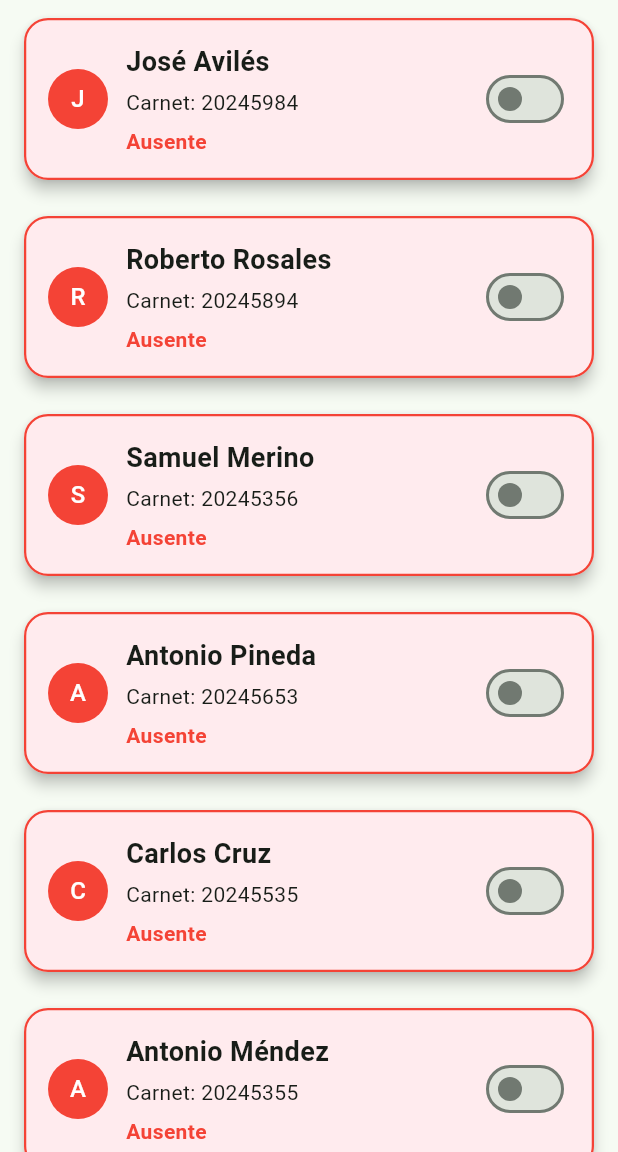
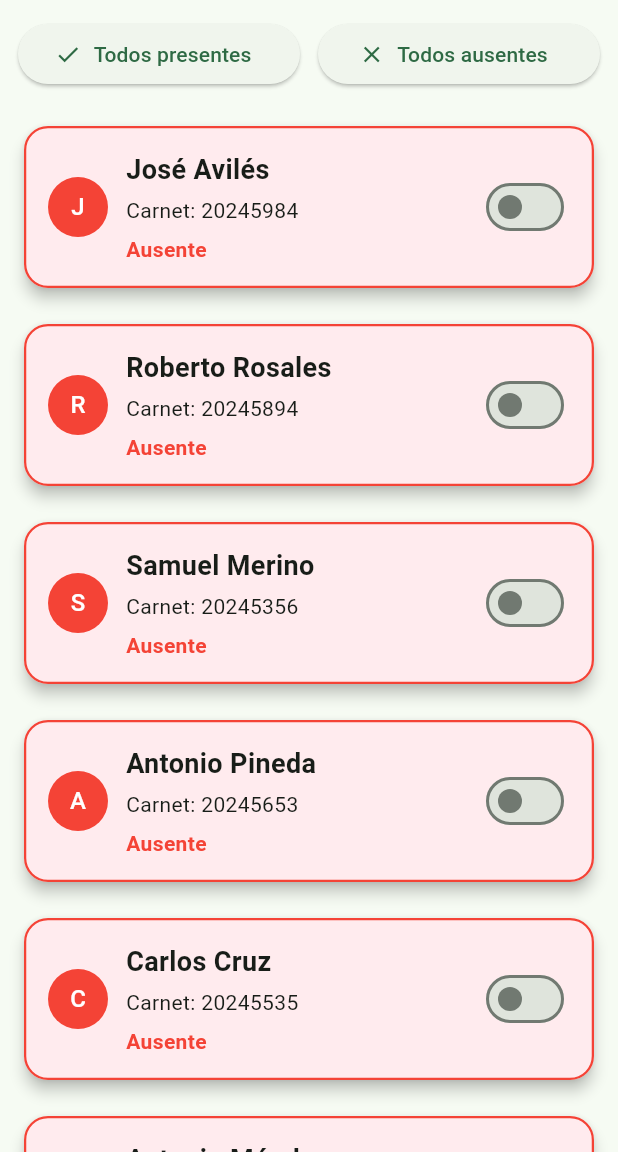
Before and after one commit to JR21803/Lab1DesarrolloMovil, a Flutter app: the screen it shows after launch, on a phone screen of 412 x 824 dp, the part 84-1236 px from its top. Run offline on Flutter 3.47's test engine with Material 3 defaults, Android fonts, the phone set to English and light mode, and no system bars.

Commit message:
botones todos presentes/ausentes

```diff
--- a/lib/main.dart
+++ b/lib/main.dart
@@ -144,6 +144,22 @@ class _MyHomePageState extends State<MyHomePage> {
     ),
   ]);
 
+  void marcarTodosPresentes() {
+    setState(() {
+      for (int i = 0; i < alumnos.length; i++) {
+        alumnos[i] = alumnos[i].copyWith(asistencia: true);
+      }
+    });
+  }
+
+  void marcarTodosAusentes() {
+    setState(() {
+      for (int i = 0; i < alumnos.length; i++) {
+        alumnos[i] = alumnos[i].copyWith(asistencia: false);
+      }
+    });
+  }
+
   @override
   Widget build(BuildContext context) {
     // This method is rerun every time setState is called, for instance as done
@@ -162,15 +178,50 @@ class _MyHomePageState extends State<MyHomePage> {
         // the App.build method, and use it to set our appbar title.
         title: Text(widget.title),
       ),
-      body: ListView.builder(
+      body: Column(
+        children: [
+          Padding(
+            padding: const EdgeInsets.all(12),
+            child: Row(
+              children: [
+                Expanded(
+                  child: ElevatedButton.icon(
+                    onPressed: marcarTodosPresentes,
+                    icon: const Icon(Icons.check),
+                    label: const Text('Todos presentes'),
+                  ),
+                ),
+
+                const SizedBox(width: 12),
+
+                Expanded(
+                  child: ElevatedButton.icon(
+                    onPressed: marcarTodosAusentes,
+                    icon: const Icon(Icons.close),
+                    label: const Text('Todos ausentes'),
+                  ),
+                ),
+              ],
+            ),
+          ),
+
+          Expanded(
+            child: ListView.builder(
               itemCount: alumnos.length,
               itemBuilder: (context, index) {
                 final alumno = alumnos[index];
-          final colorFondo = alumno.asistencia ? Colors.green.shade50 : Colors.red.shade50;
-          final colorBorde = alumno.asistencia ? Colors.green : Colors.red;
+                final colorFondo = alumno.asistencia
+                    ? Colors.green.shade50
+                    : Colors.red.shade50;
+                final colorBorde = alumno.asistencia
+                    ? Colors.green
+                    : Colors.red;
 
                 return Container(
-            margin: const EdgeInsets.symmetric(horizontal: 12, vertical: 8),
+                  margin: const EdgeInsets.symmetric(
+                    horizontal: 12,
+                    vertical: 8,
+                  ),
                   child: Card(
                     color: colorFondo,
                     elevation: 4,
@@ -218,7 +269,9 @@ class _MyHomePageState extends State<MyHomePage> {
                             value: alumno.asistencia,
                             onChanged: (bool value) {
                               setState(() {
-                          alumnos[index] = alumno.copyWith(asistencia: value);
+                                alumnos[index] = alumno.copyWith(
+                                  asistencia: value,
+                                );
                               });
                             },
                           ),
@@ -228,8 +281,9 @@ class _MyHomePageState extends State<MyHomePage> {
                   ),
                 );
               },
-        // Center is a layout widget. It takes a single child and positions it
-        // in the middle of the parent.
+            ),
+          ),
+        ],
       ),
     );
   }
```
Lines whose indentation alone changed are shown as unchanged.
